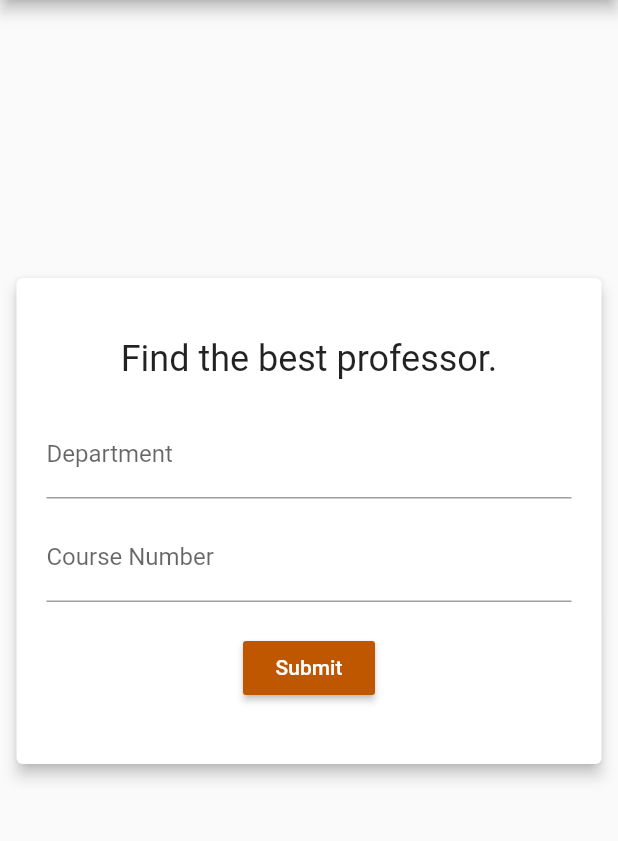
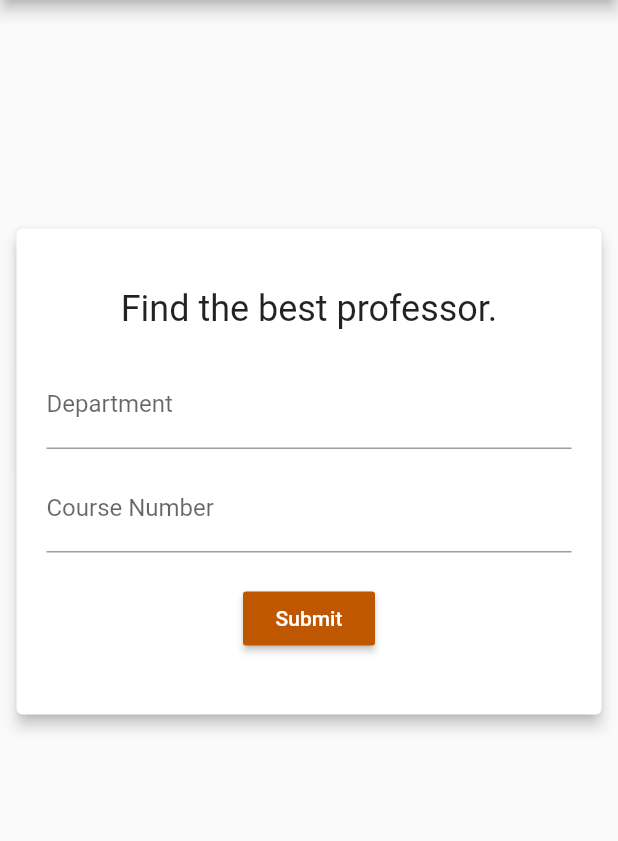
Before and after one commit to abhinavk99/PickYourProf-App, a Flutter app: the screen it shows after launch, on a phone screen of 412 x 824 dp, the part 84-925 px from its top. Run offline on Flutter 3.47's test engine with Material 2 defaults, Android fonts, the phone set to English and light mode, and no system bars; our stand-ins replace sqflite; missing offline and left inert: flutter_custom_tabs; accounts and stored records are empty.

```diff
--- a/lib/main.dart
+++ b/lib/main.dart
@@ -72,7 +72,7 @@ class _HomePageState extends State<HomePage> {
         //Wrap body into ListView so the contents remain scrollable on smaller screen sizes
         children: <Widget>[
           Padding(
-            padding: EdgeInsets.only(top: MediaQuery.of(context).size.height * .22), //Dynamically Center Input Widget
+            padding: EdgeInsets.only(top: MediaQuery.of(context).size.height * .18), //Dynamically Center Input Widget
           ),
           CourseForm(),
         ],
```
Also changed, not shown: lib/util/algorithm.dart (+6 -2 lines).
